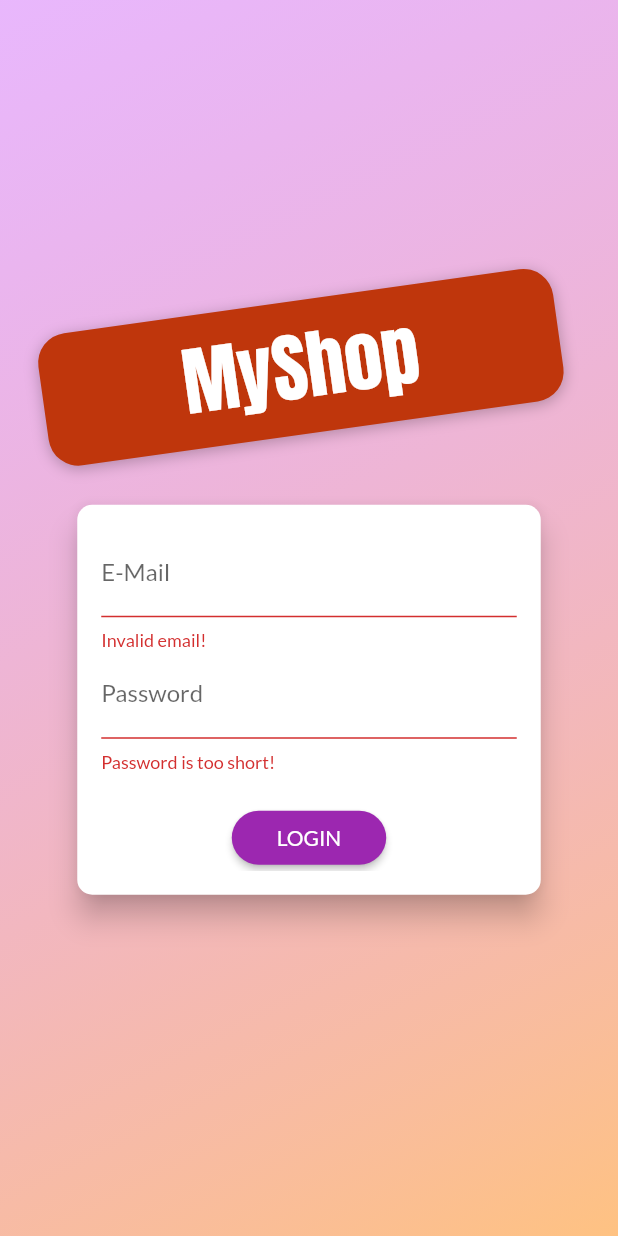
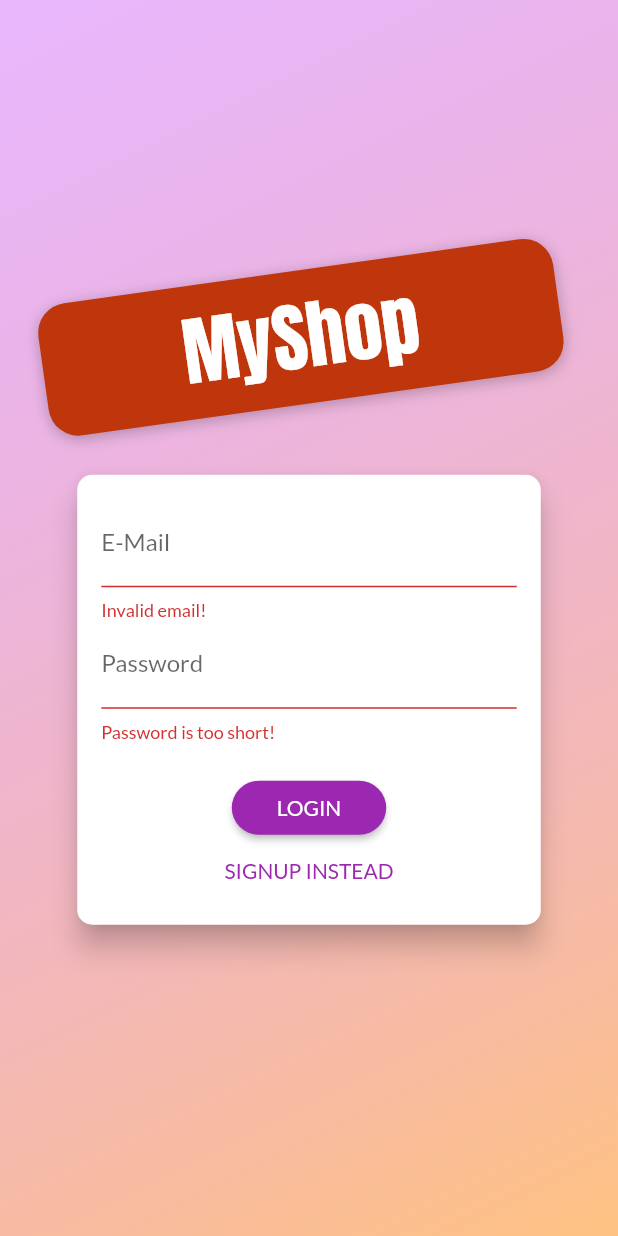
Before and after one commit to kapiljhajhria/flutter_shop_app, a Flutter app: the screen it shows after launch, after a tap on "LOGIN", on a phone screen of 412 x 824 dp. Run offline on Flutter 3.47's test engine with Material 2 defaults, Android fonts, the phone set to English and light mode, and no system bars; our stand-ins replace loading_overlay; network calls fail.

Commit message:
AuthScreen and API implemented.

```diff
--- a/lib/main.dart
+++ b/lib/main.dart
@@ -1,4 +1,5 @@
 import 'package:flutter/material.dart';
+import 'package:flutter_complete_guide/providers/auth.dart';
 import 'package:flutter_complete_guide/providers/cart.dart';
 import 'package:flutter_complete_guide/providers/orders.dart';
 import 'package:flutter_complete_guide/screens/auth_screen.dart';
@@ -21,7 +22,8 @@ class MyApp extends StatelessWidget {
       providers: [
         ChangeNotifierProvider(create: (ctx) => Products()),
         ChangeNotifierProvider(create: (ctx) => Cart()),
-        ChangeNotifierProvider(create: (ctx) => Orders())
+        ChangeNotifierProvider(create: (ctx) => Orders()),
+        ChangeNotifierProvider(create: (ctx) => Auth())
       ],
       child: MaterialApp(
         debugShowCheckedModeBanner: false,
--- a/lib/screens/auth_screen.dart
+++ b/lib/screens/auth_screen.dart
@@ -1,6 +1,9 @@
 import 'dart:math';
 
 import 'package:flutter/material.dart';
+import 'package:flutter_complete_guide/models/http_exception.dart';
+import 'package:flutter_complete_guide/providers/auth.dart';
+import 'package:provider/provider.dart';
 
 enum AuthMode { signup, login }
 
@@ -102,7 +105,7 @@ class _AuthCardState extends State<AuthCard> {
   var _isLoading = false;
   final _passwordController = TextEditingController();
 
-  void _submit() {
+  Future<void> _submit() async {
     if (!_formKey.currentState!.validate()) {
       // Invalid!
       return;
@@ -111,10 +114,38 @@ class _AuthCardState extends State<AuthCard> {
     setState(() {
       _isLoading = true;
     });
-    if (_authMode == AuthMode.login) {
-      // Log user in
-    } else {
-      // Sign user up
+    try {
+      if (_authMode == AuthMode.login) {
+        // Log user in
+        await Provider.of<Auth>(context, listen: false)
+            .login(_authData['email']!, _authData['password']!);
+      } else {
+        // Sign user up
+        await Provider.of<Auth>(context, listen: false)
+            .signup(_authData['email']!, _authData['password']!);
+      }
+    } on HttpException catch (error) {
+      String errorMessage = 'Authentication Failed';
+
+      if (error.message == 'EMAIL_NOT_FOUND' ||
+          error.message == 'INVALID_PASSWORD') {
+        errorMessage = "Please check you Email/Password";
+      } else if (error.message == "USER_DISABLED") {
+        errorMessage = "Account Disabled, contact support.";
+      } else if (error.message == "EMAIL_EXISTS") {
+        errorMessage = "EMAIL already in use";
+      } else if (error.message == "TOO_MANY_ATTEMPTS_TRY_LATER") {
+        errorMessage = "Login Temporarily blocked. Try again after some time";
+      } else if (error.message == "OPERATION_NOT_ALLOWED") {
+        errorMessage = "Wrong SignIn Method";
+      } else if (error.message.contains("WEAK_PASSWORD")) {
+        errorMessage = "Weak Password";
+      }
+      ScaffoldMessenger.of(context)
+          .showSnackBar(SnackBar(content: Text(errorMessage)));
+    } catch (error) {
+      ScaffoldMessenger.of(context).showSnackBar(const SnackBar(
+          content: Text("failed to authenticate, try again later.")));
     }
     setState(() {
       _isLoading = false;
@@ -144,7 +175,7 @@ class _AuthCardState extends State<AuthCard> {
       child: Container(
         height: _authMode == AuthMode.signup ? 320 : 260,
         constraints:
-            BoxConstraints(minHeight: _authMode == AuthMode.signup ? 320 : 260),
+            BoxConstraints(minHeight: _authMode == AuthMode.signup ? 360 : 300),
         width: deviceSize.width * 0.75,
         padding: const EdgeInsets.all(16.0),
         child: Form(
```
Also changed, not shown: lib/providers/auth.dart (added, +45 -0 lines).
